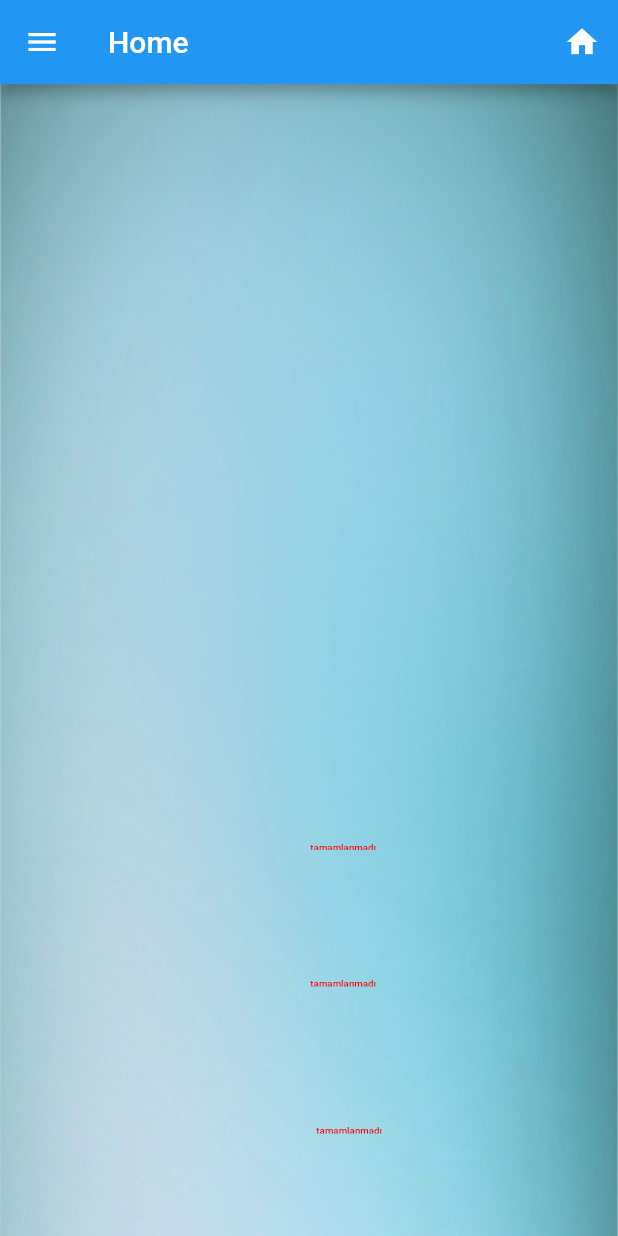
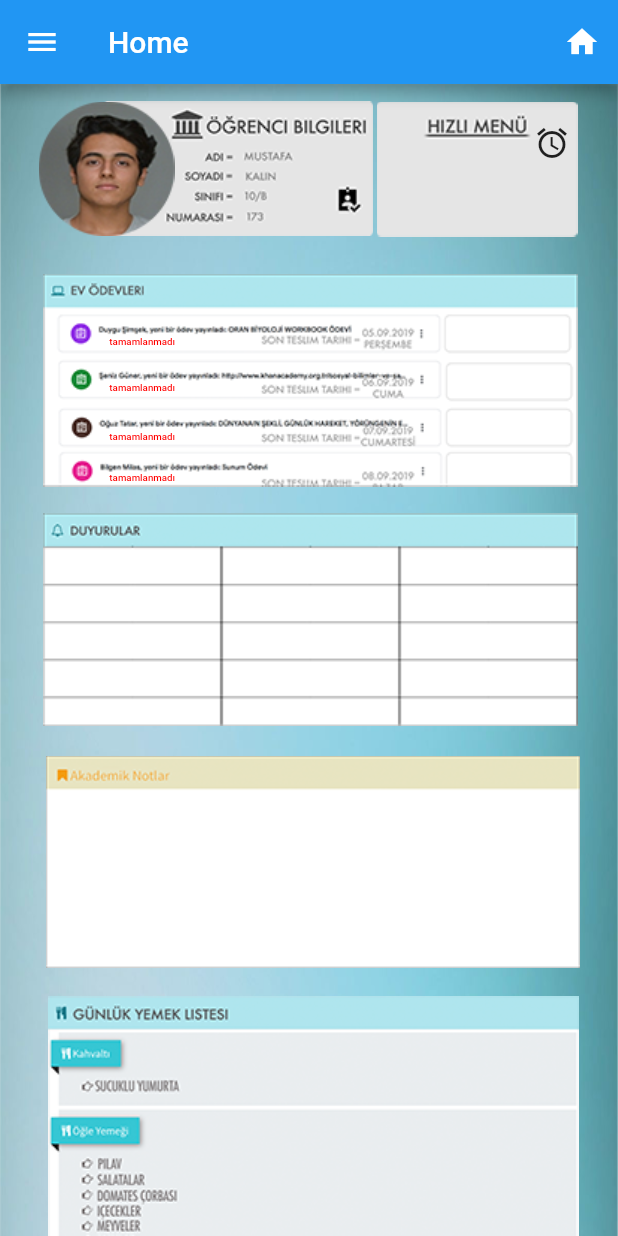
Before and after one commit to Oelgin/floccinaucinihilipilification, a Flutter app: the SecondScreen screen opened by its route, on a phone screen of 412 x 824 dp. Run offline on Flutter 3.47's test engine with Material 2 defaults, Android fonts, the phone set to English and light mode, and no system bars; Roboto replaces fonts that are missing (Futura).

Commit message:
home page etc

```diff
--- a/smartclassmuadil/lib/HomePage.dart
+++ b/smartclassmuadil/lib/HomePage.dart
@@ -1,3 +1,4 @@
+import 'package:fix/assets.dart';
 import 'package:flutter/material.dart';
 import 'main.dart';
 
@@ -31,73 +32,112 @@ class _SecondScreenState extends State<SecondScreen> {
             // background
             child: Container(
                 width: 414,
-                height: 1337,
+                height: 1400,
                 decoration: new BoxDecoration(
-                image: DecorationImage(
-                  image: new AssetImage('images/background.png'),
-                  fit: BoxFit.fill,
+                  image: DecorationImage(
+                    image: new AssetImage('images/background.png'),
+                    fit: BoxFit.fill,
+                  ),
                 ),
-              ),
                 child: Stack(children: [
                   // mealinfo
-                  PositionedDirectional(
-                    top: 1825,
-                    start: 97,
-                    child: Container(
-                        width: 353.6666666666667, height: 283.6666666666667),
+                  Positioned(
+                    top: 608.3,
+                    left: 32.3,
+                    width: 353.6666666666667,
+                    height: 283.7,
+                    child: MealInfoAsset(),
                   ),
                   // classesinfo
-                  PositionedDirectional(
-                    top: 2754,
-                    start: 93,
-                    child: Container(width: 356.6666666666667, height: 207),
+                  Positioned(
+                    top: 918,
+                    left: 31,
+                    width: 356.6666666666667,
+                    height: 207,
+                    child: ClassesInfoAsset(),
                   ),
                   // attendanceinfo
-                  PositionedDirectional(
-                    top: 3375,
-                    start: 94,
-                    child: Container(width: 356.6666666666667, height: 189),
+                  Positioned(
+                    top: 1125,
+                    left: 31.3,
+                    width: 356.6666666666667,
+                    height: 189,
+                    child: AttendanceInfoAsset(),
                   ),
                   // grades
-                  PositionedDirectional(
-                    top: 1343,
-                    start: 91,
-                    child: Container(
-                        width: 356.6666666666667, height: 141.66666666666666),
+                  Positioned(
+                    top: 447.7,
+                    left: 30.3,
+                    width: 356.6666666666667,
+                    height: 141.66666666666666,
+                    child: GradesAsset(),
                   ),
                   // homeworkbox
-                  PositionedDirectional(
-                    top: 380,
-                    start: 86,
-                    child: Container(
-                        width: 356.6666666666667, height: 141.66666666666666),
+                  Positioned(
+                    top: 126.7,
+                    left: 28.7,
+                    width: 356.6666666666667,
+                    height: 141.66666666666666,
+                    child: HomeWorkBoxAsset(),
                   ),
                   // announcements
-                  PositionedDirectional(
-                    top: 859,
-                    start: 86,
-                    child: Container(
-                        width: 356.6666666666667, height: 141.66666666666666),
+                  Positioned(
+                    top: 286.3,
+                    left: 28.7,
+                    width: 356.6666666666667,
+                    height: 141.66666666666666,
+                    child: AnnouncementAsset(),
                   ),
                   // infobox
-                  PositionedDirectional(
-                    top: 34,
-                    start: 206,
-                    child: Container(
-                        width: 180.33333333333334, height: 90.33333333333333),
+                  Positioned(
+                    top: 11.3,
+                    left: 68.7,
+                    width: 180.33333333333334,
+                    height: 90.33333333333333,
+                    child: InfoBoxAsset(),
                   ),
                   // fastmenu
-                  PositionedDirectional(
-                    top: 35,
-                    start: 759,
-                    child: Container(width: 134, height: 90),
+                  Positioned(
+                    top: 11.7,
+                    right: 27,
+                    width: 134,
+                    height: 90,
+                    child: FastMenuAsset(
+                    ) ,
                   ),
                   // studentphoto
-                  PositionedDirectional(
-                    top: 35,
-                    start: 77,
-                    child: Container(
-                        width: 90.66666666666667, height: 89.66666666666667),
+                  Positioned(
+                    top: 11.7,
+                    left: 25.7,
+                    width: 90.66666666666667,
+                    height: 89.66666666666667,
+                    child: StudentPhotoAsset(),
+                  ),
+                  // zamelogo
+                  Positioned(
+                    bottom: 20,
+                    left: 31,
+                    width: 31.666666666666668,
+                    height: 35.666666666666664,
+                    child: ZameLogoAsset(),
+                  ),
+                  // powerclass text
+                  Positioned(
+                    bottom: 0,
+                    left: 80,
+                    width: 150,
+                    height: 75,
+                    child: PCTextAsset(),
+                  ),
+                  // fastmenu iconbuttons
+                  Positioned(
+                    top:15,
+                    right: 20,
+                    child: IconButton(
+                    icon: Icon(Icons.access_alarm),
+                    onPressed: (){
+                      print("dsadsa");
+                    },),
                   ),
                   // refresh/replcaewithicon kopya 2
                   PositionedDirectional(
@@ -143,11 +183,11 @@ class _SecondScreenState extends State<SecondScreen> {
                   ),
                   // incompleted 3
                   PositionedDirectional(
-                    top: 694,
-                    start: 205,
+                    top: 168.3,
+                    start: 67,
                     child: SizedBox(
                         width: 55.666666666666664,
-                        height: 5.666666666666667,
+                        height: 10,
                         child: Text("tamamlanmadı",
                             style: const TextStyle(
                                 color: const Color(0xffff0000),
@@ -159,11 +199,11 @@ class _SecondScreenState extends State<SecondScreen> {
                   ),
                   // incompleted1
                   PositionedDirectional(
-                    top: 505,
-                    start: 201,
+                    top: 198.7,
+                    start: 67,
                     child: SizedBox(
                         width: 55.666666666666664,
-                        height: 5.666666666666667,
+                        height: 10,
                         child: Text("tamamlanmadı",
                             style: const TextStyle(
                                 color: const Color(0xffff0000),
@@ -175,11 +215,11 @@ class _SecondScreenState extends State<SecondScreen> {
                   ),
                   // incompleted 4
                   PositionedDirectional(
-                    top: 776,
-                    start: 205,
+                    top: 231.3,
+                    start: 67,
                     child: SizedBox(
                         width: 55.666666666666664,
-                        height: 5.666666666666667,
+                        height: 10,
                         child: Text("tamamlanmadı",
                             style: const TextStyle(
                                 color: const Color(0xffff0000),
@@ -191,11 +231,11 @@ class _SecondScreenState extends State<SecondScreen> {
                   ),
                   // incompleted 2
                   PositionedDirectional(
-                    top: 596,
-                    start: 201,
+                    top: 258.7,
+                    start: 67,
                     child: SizedBox(
                         width: 55.666666666666664,
-                        height: 5.666666666666667,
+                        height: 10,
                         child: Text("tamamlanmadı",
                             style: const TextStyle(
                                 color: const Color(0xffff0000),
--- a/smartclassmuadil/lib/assets.dart
+++ b/smartclassmuadil/lib/assets.dart
@@ -133,3 +133,85 @@ class ClassesInfoAsset extends StatelessWidget {
     );
   }
 }
+//Asset 13
+class MealInfoAsset extends StatelessWidget {
+  @override
+  Widget build(BuildContext context) {
+    AssetImage assetImage = new AssetImage('images/mealinfo.png');
+    Image image = Image(image: assetImage);
+    return Container(
+      child: image,
+    );
+  }
+}
+//Asset 14
+class StudentPhotoAsset extends StatelessWidget {
+  @override
+  Widget build(BuildContext context) {
+    AssetImage assetImage = new AssetImage('images/studentphoto.png');
+    Image image = Image(image: assetImage);
+    return Container(
+      child: image,
+    );
+  }
+//Asset 15
+}class RefreshIconAsset extends StatelessWidget {
+  @override
+  Widget build(BuildContext context) {
+    AssetImage assetImage = new AssetImage('images/refreshicon.png');
+    Image image = Image(image: assetImage);
+    return Container(
+      child: image,
+    );
+  }
+//Asset 16
+}class HomeWorkBoxAsset extends StatelessWidget {
+  @override
+  Widget build(BuildContext context) {
+    AssetImage assetImage = new AssetImage('images/homeworkbox.png');
+    Image image = Image(image: assetImage);
+    return Container(
+      child: image,
+    );
+  }
+//Asset 17
+}class GradesAsset extends StatelessWidget {
+  @override
+  Widget build(BuildContext context) {
+    AssetImage assetImage = new AssetImage('images/grades.png');
+    Image image = Image(image: assetImage);
+    return Container(
+      child: image,
+    );
+  }
+//Asset 18
+}class FastMenuAsset extends StatelessWidget {
+  @override
+  Widget build(BuildContext context) {
+    AssetImage assetImage = new AssetImage('images/fastmenu.png');
+    Image image = Image(image: assetImage);
+    return Container(
+      child: image,
+    );
+  }
+//Asset 19
+}class InfoBoxAsset extends StatelessWidget {
+  @override
+  Widget build(BuildContext context) {
+    AssetImage assetImage = new AssetImage('images/infobox.png');
+    Image image = Image(image: assetImage);
+    return Container(
+      child: image,
+    );
+  }
+//Asset 20
+}class PCTextAsset extends StatelessWidget {
+  @override
+  Widget build(BuildContext context) {
+    AssetImage assetImage = new AssetImage('images/text.png');
+    Image image = Image(image: assetImage);
+    return Container(
+      child: image,
+    );
+  }
+}
--- a/smartclassmuadil/lib/main.dart
+++ b/smartclassmuadil/lib/main.dart
@@ -28,8 +28,8 @@ class MyHomePage extends StatefulWidget {
   @override
   _MyHomePageState createState() => _MyHomePageState();
 }
-const String username = "kcankaya";
-const String password = "kaan123kaan";
+const String username = "a";
+const String password = "b";
 
 class _MyHomePageState extends State<MyHomePage> {
     var _opacity = 0.0;
```
Also changed, not shown: smartclassmuadil/pubspec.yaml (+11 -1 lines), smartclassmuadil/images/refreshicon.png (renamed from smartclassmuadil/images/refreshReplcaewithicon.png), smartclassmuadil/images/text.png (added).
